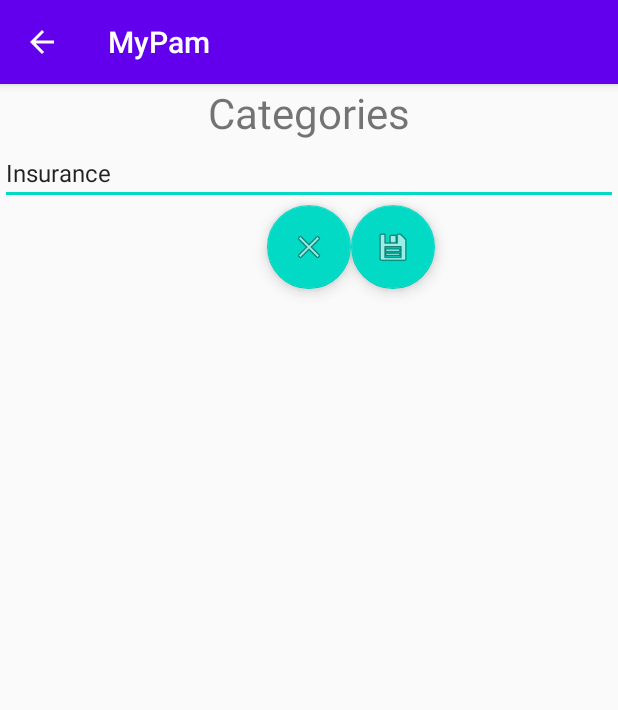
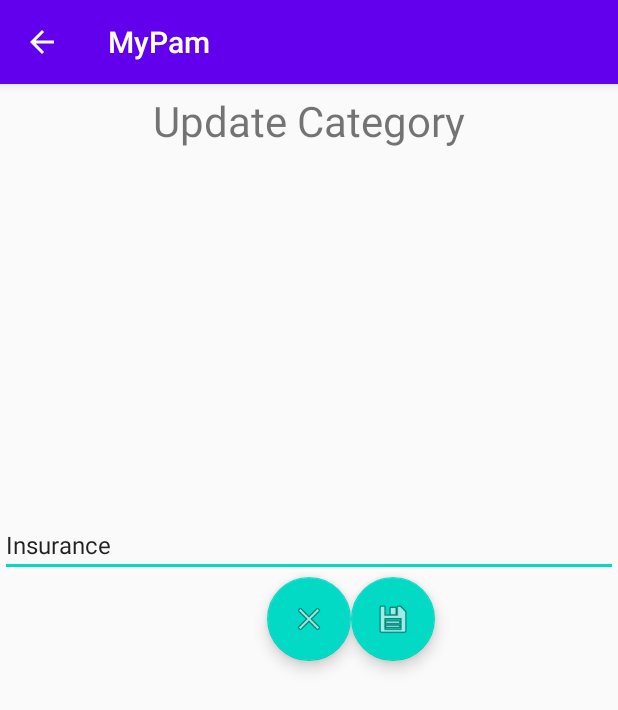
Before and after one commit to MyPAM/MyPAM, an Android app: the screen it shows after launch (CategoryActivity), after a tap on "Insurance", on a phone screen of 412 x 824 dp. Shown: the top 710 px of the screen. Run offline under Robolectric (Android 15) with nearby library versions, the phone set to English and light mode, and no system bars.

Commit message:
Implemented Update and Add Category

```diff
--- a/app/src/main/java/com/comp231/mypam/CategoryActivity.java
+++ b/app/src/main/java/com/comp231/mypam/CategoryActivity.java
@@ -1,30 +1,55 @@
 package com.comp231.mypam;
 
+import androidx.annotation.CheckResult;
 import androidx.appcompat.app.AppCompatActivity;
 
+import android.app.Activity;
+import android.content.Context;
 import android.content.DialogInterface;
 import android.content.Intent;
 import android.os.Bundle;
+import android.util.Log;
 import android.view.View;
+import android.widget.EditText;
 import android.widget.TextView;
+import android.widget.Toast;
 
+import com.comp231.mypam.database.DataSource;
+import com.comp231.mypam.model.Category;
 import com.google.android.material.floatingactionbutton.FloatingActionButton;
 
+import static android.widget.Toast.LENGTH_LONG;
+
 public class CategoryActivity extends AppCompatActivity {
+
+    String function = null;
 
     @Override
     protected void onCreate(Bundle savedInstanceState) {
         super.onCreate(savedInstanceState);
         setContentView(R.layout.activity_category);
+
         final Intent intent = getIntent();
+        final TextView test1;
+        DataSource mDataSource = new DataSource(getApplicationContext());
+        mDataSource.open();
 
-        //final Intent backIntent = new Intent(getApplicationContext(),MainActivity.class);
+        TextView tvLabel2 = findViewById(R.id.tvLabel2);
 
-        String test = intent.getStringExtra("category");
-        TextView test1;
-
-        test1 = findViewById(R.id.test1);
-        test1.setText(test);
+        if (intent.getStringExtra("category") != null){
+            tvLabel2.setText("Update Category");
+            test1 = findViewById(R.id.test1);
+            Category category = mDataSource.getCategory(intent.getStringExtra("category"));
+            test1.setText(category.getCategoryName());
+            function = "U";
+        } else{
+            if (intent.getStringExtra("add") != null) {
+                tvLabel2.setText("Add Category");
+                test1 = findViewById(R.id.test1);
+                test1.setText("");
+                function = "C";
+            }
+        }
 
         FloatingActionButton fabCancel = findViewById(R.id.fabCancel);
 
@@ -35,13 +60,32 @@ public class CategoryActivity extends AppCompatActivity {
             }
         });
 
+        FloatingActionButton fabConfirm = findViewById(R.id.fabConfirm);
+        fabConfirm.setOnClickListener(new View.OnClickListener(){
+            public void onClick(View view) {
 
-      /*  fabCancel.setOnClickListener(new View.OnClickListener() {
-            @Override
-            public void onClick(View v) {
-            startActivity(backIntent);
+                EditText editCategory;
+                editCategory = findViewById(R.id.test1);
+                String name = editCategory.getText().toString();
+
+                final Context here = getBaseContext();
+                DataSource mDataSource = new DataSource(getApplicationContext());
+                mDataSource.open();
+
+                    if (function == "C") {
+                        Category newCategory = new Category(null,name,"A","D");
+                        mDataSource.createItem(newCategory);
+                    }
+
+                    if (function == "U") {
+                        Category newCategory = new Category(intent.getStringExtra("category"),name,"A","D");
+                        mDataSource.updateCategory(newCategory);
+                    }
+                    Toast.makeText(here,"Changes Saved", Toast.LENGTH_SHORT).show();
+
+                Intent i = new Intent(getApplicationContext(), MainActivity.class);
+                startActivity(i);
             }
-        });*/
-
+        });
     }
 }
--- a/app/src/main/java/com/comp231/mypam/MainActivity.java
+++ b/app/src/main/java/com/comp231/mypam/MainActivity.java
@@ -8,6 +8,7 @@ import android.content.Context;
 import android.content.Intent;
 import android.os.Build;
 import android.os.Bundle;
+import android.os.Parcelable;
 import android.util.Log;
 import android.view.View;
 import android.widget.AdapterView;
@@ -17,6 +18,7 @@ import android.widget.Toast;
 import com.comp231.mypam.database.DataSource;
 import com.comp231.mypam.model.Category;
 import com.comp231.mypam.sample.SampleDataProvider;
+import com.google.android.material.floatingactionbutton.FloatingActionButton;
 
 import java.util.ArrayList;
 import java.util.Collections;
@@ -68,12 +70,21 @@ public class MainActivity extends AppCompatActivity {
             public void onItemClick(AdapterView<?> arg0, View arg1, int arg2,
                                     long arg3) {
                 Intent intent = new Intent(getApplicationContext(),CategoryActivity.class);
-                String message = listFromDb.get(arg2).getCategoryName();
+                String message = listFromDb.get(arg2).getCategoryId();
                 intent.putExtra("category", message);
                 startActivity(intent);
             }
 
         });
 
+        FloatingActionButton fabAdd = findViewById(R.id.fabAdd);
+
+        fabAdd.setOnClickListener(new View.OnClickListener(){
+            public void onClick(View view) {
+                Intent i = new Intent(getApplicationContext(), CategoryActivity.class);
+                i.putExtra("add", "add");
+                startActivity(i);
+            }
+        });
     }
 }
--- a/app/src/main/java/com/comp231/mypam/database/CategoriesTable.java
+++ b/app/src/main/java/com/comp231/mypam/database/CategoriesTable.java
@@ -8,7 +8,7 @@ public class CategoriesTable {
     public static final String COLUMN_TYPE = "type";
 
     public static final String[] ALL_COLUMNS = {COLUMN_ID, COLUMN_NAME, COLUMN_STATUS, COLUMN_TYPE};
-
+    public static final String[] UPDATE_COLUMNS = {COLUMN_NAME, COLUMN_STATUS, COLUMN_TYPE};
     public static final String SQL_CREATE =
             "CREATE TABLE " + TABLE_ITEMS + "(" +
                     COLUMN_ID + " TEXT PRIMARY KEY, " +
--- a/app/src/main/java/com/comp231/mypam/database/DataSource.java
+++ b/app/src/main/java/com/comp231/mypam/database/DataSource.java
@@ -59,11 +59,8 @@ public class DataSource {
 
     public List<Category> getAllItems() {
         List<Category> categoryItems = new ArrayList<>();
-        Log.i("reading database ", "cheguei");
         Cursor cursor = mDatabase.query(CategoriesTable.TABLE_ITEMS, CategoriesTable.ALL_COLUMNS, null, null, null, null, null);
-        Log.i("reading database ", cursor.toString());
         while (cursor.moveToNext()) {
-            Log.i("reading database ", "inside");
             Category item = new Category();
             item.setCategoryId(cursor.getString(cursor.getColumnIndex(CategoriesTable.COLUMN_ID)));
             item.setCategoryName(cursor.getString(cursor.getColumnIndex(CategoriesTable.COLUMN_NAME)));
@@ -71,6 +68,40 @@ public class DataSource {
             item.setCategoryType(cursor.getString(cursor.getColumnIndex(CategoriesTable.COLUMN_TYPE)));
             categoryItems.add(item);
         }
+        mDatabase.close();
         return categoryItems;
     }
+    public Category createCategory(Category category) {
+        ContentValues values = category.toValues();
+        mDatabase.insert(CategoriesTable.TABLE_ITEMS,null,values);
+        return category;
+    }
+    public Category updateCategory(Category category) {
+        ContentValues values = new ContentValues();
+        values.put(CategoriesTable.COLUMN_NAME,category.getCategoryName());
+        values.put(CategoriesTable.COLUMN_STATUS,category.getCategoryStatus());
+        values.put(CategoriesTable.COLUMN_TYPE,category.getCategoryType());
+
+        String [] args = {category.getCategoryId()};
+
+        mDatabase.update(CategoriesTable.TABLE_ITEMS,values,CategoriesTable.COLUMN_ID + "=?", args);
+        return category;
+    }
+    public Category getCategory(String categoryId) {
+
+        Category category = new Category();
+
+        String [] search = {categoryId};
+        Cursor cursor = mDatabase.query(CategoriesTable.TABLE_ITEMS,CategoriesTable.ALL_COLUMNS,CategoriesTable.COLUMN_ID + "=?", search,null,null,CategoriesTable.COLUMN_NAME);
+        if(cursor.getCount() > 0) {
+            cursor.moveToFirst();
+            category.setCategoryId(cursor.getString(cursor.getColumnIndex(CategoriesTable.COLUMN_ID)));
+            category.setCategoryName(cursor.getString(cursor.getColumnIndex(CategoriesTable.COLUMN_NAME)));
+            category.setCategoryStatus(cursor.getString(cursor.getColumnIndex(CategoriesTable.COLUMN_STATUS)));
+            category.setCategoryType(cursor.getString(cursor.getColumnIndex(CategoriesTable.COLUMN_TYPE)));
+        }
+        mDatabase.close();
+        return category;
+
+    }
 }
--- a/app/src/main/res/layout/activity_category.xml
+++ b/app/src/main/res/layout/activity_category.xml
@@ -10,32 +10,35 @@
         android:id="@+id/tvLabel2"
         android:layout_width="match_parent"
         android:layout_height="wrap_content"
-        app:layout_constraintStart_toEndOf="parent"
+        android:gravity="center_horizontal"
+        android:paddingTop="5dp"
+        android:paddingBottom="5dp"
+        android:text="@string/categories"
+        android:textSize="28sp"
         app:layout_constraintEnd_toStartOf="@android:id/list"
         app:layout_constraintRight_toRightOf="parent"
-        app:layout_constraintTop_toTopOf="@android:id/list"
-        android:text="@string/categories"
-        android:textSize="28sp"
-        android:gravity="center_horizontal"/>
+        app:layout_constraintStart_toEndOf="parent"
+        app:layout_constraintTop_toTopOf="@android:id/list" />
 
     <EditText
         android:id="@+id/test1"
         android:layout_width="match_parent"
         android:layout_height="wrap_content"
+        android:layout_below="@id/tvLabel2"
+        android:layout_marginTop="237dp"
         android:ems="10"
         android:inputType="textPersonName"
-        android:textSize="16sp"
-        android:layout_below="@id/tvLabel2"/>
+        android:textSize="16sp" />
 
     <com.google.android.material.floatingactionbutton.FloatingActionButton
         android:id="@+id/fabCancel"
         android:layout_width="wrap_content"
         android:layout_height="wrap_content"
+        android:layout_below="@id/test1"
+        android:layout_centerHorizontal="true"
         android:clickable="true"
-        app:srcCompat="@android:drawable/ic_menu_close_clear_cancel"
-        android:layout_below="@id/test1"
         android:paddingTop="15dp"
-        android:layout_centerHorizontal="true"/>
+        app:srcCompat="@android:drawable/ic_menu_close_clear_cancel" />
     <com.google.android.material.floatingactionbutton.FloatingActionButton
         android:id="@+id/fabConfirm"
         android:layout_width="wrap_content"
```
Also changed, not shown: app/src/main/res/layout/activity_main.xml (+16 -2 lines).
